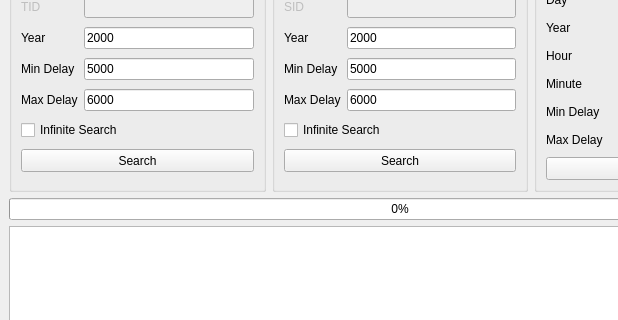
First picture: the form in Forms/Gen4/IDs4.ui, repository Admiral-Fish/PokeFinder, before the edit; both pictures show x 0 to 618 and y 105 to 425 of the 800 by 600 pixel window.
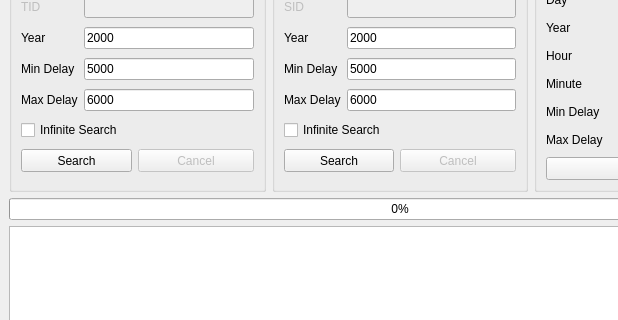
Second picture: the form after the edit. Custom widgets are drawn as their Qt base class.

Commit message: Gen 4 IDs to QThread

```diff
--- a/Forms/Gen4/IDs4.ui
+++ b/Forms/Gen4/IDs4.ui
@@ -128,7 +128,7 @@
          </property>
         </widget>
        </item>
-       <item row="0" column="1">
+       <item row="0" column="1" colspan="2">
         <widget class="TextBox" name="textBoxPID">
          <property name="sizePolicy">
           <sizepolicy hsizetype="Preferred" vsizetype="Fixed">
@@ -164,7 +164,7 @@
          </property>
         </widget>
        </item>
-       <item row="2" column="1">
+       <item row="2" column="1" colspan="2">
         <widget class="TextBox" name="textBoxTIDShinyPID">
          <property name="enabled">
           <bool>false</bool>
@@ -193,7 +193,7 @@
          </property>
         </widget>
        </item>
-       <item row="3" column="1">
+       <item row="3" column="1" colspan="2">
         <widget class="TextBox" name="textBoxYearShinyPID">
          <property name="sizePolicy">
           <sizepolicy hsizetype="Preferred" vsizetype="Fixed">
@@ -222,7 +222,7 @@
          </property>
         </widget>
        </item>
-       <item row="4" column="1">
+       <item row="4" column="1" colspan="2">
         <widget class="TextBox" name="textBoxMinDelayShinyPID">
          <property name="sizePolicy">
           <sizepolicy hsizetype="Preferred" vsizetype="Fixed">
@@ -251,7 +251,7 @@
          </property>
         </widget>
        </item>
-       <item row="5" column="1">
+       <item row="5" column="1" colspan="2">
         <widget class="TextBox" name="textBoxMaxDelayShinyPID">
          <property name="sizePolicy">
           <sizepolicy hsizetype="Preferred" vsizetype="Fixed">
@@ -290,6 +290,22 @@
          </property>
         </widget>
        </item>
+       <item row="7" column="2">
+        <widget class="QPushButton" name="pushButtonCancelShinyPID">
+         <property name="enabled">
+          <bool>false</bool>
+         </property>
+         <property name="minimumSize">
+          <size>
+           <width>116</width>
+           <height>23</height>
+          </size>
+         </property>
+         <property name="text">
+          <string>Cancel</string>
+         </property>
+        </widget>
+       </item>
       </layout>
      </widget>
     </item>
@@ -318,7 +334,7 @@
          </property>
         </widget>
        </item>
-       <item row="0" column="1">
+       <item row="0" column="1" colspan="2">
         <widget class="TextBox" name="textBoxTIDTIDSID">
          <property name="sizePolicy">
           <sizepolicy hsizetype="Preferred" vsizetype="Fixed">
@@ -354,7 +370,7 @@
          </property>
         </widget>
        </item>
-       <item row="2" column="1">
+       <item row="2" column="1" colspan="2">
         <widget class="TextBox" name="textBoxSIDTIDSID">
          <property name="enabled">
           <bool>false</bool>
@@ -383,7 +399,7 @@
          </property>
         </widget>
        </item>
-       <item row="3" column="1">
+       <item row="3" column="1" colspan="2">
         <widget class="TextBox" name="textBoxYearTIDSID">
          <property name="sizePolicy">
           <sizepolicy hsizetype="Preferred" vsizetype="Fixed">
@@ -412,7 +428,7 @@
          </property>
         </widget>
        </item>
-       <item row="4" column="1">
+       <item row="4" column="1" colspan="2">
         <widget class="TextBox" name="textBoxMinDelayTIDSID">
          <property name="sizePolicy">
           <sizepolicy hsizetype="Preferred" vsizetype="Fixed">
@@ -441,7 +457,7 @@
          </property>
         </widget>
        </item>
-       <item row="5" column="1">
+       <item row="5" column="1" colspan="2">
         <widget class="TextBox" name="textBoxMaxDelayTIDSID">
          <property name="sizePolicy">
           <sizepolicy hsizetype="Preferred" vsizetype="Fixed">
@@ -480,6 +496,22 @@
          </property>
         </widget>
        </item>
+       <item row="7" column="2">
+        <widget class="QPushButton" name="pushButtonCancelTIDSID">
+         <property name="enabled">
+          <bool>false</bool>
+         </property>
+         <property name="minimumSize">
+          <size>
+           <width>116</width>
+           <height>23</height>
+          </size>
+         </property>
+         <property name="text">
+          <string>Cancel</string>
+         </property>
+        </widget>
+       </item>
       </layout>
      </widget>
     </item>
```
The commit also changes 2 other files.
